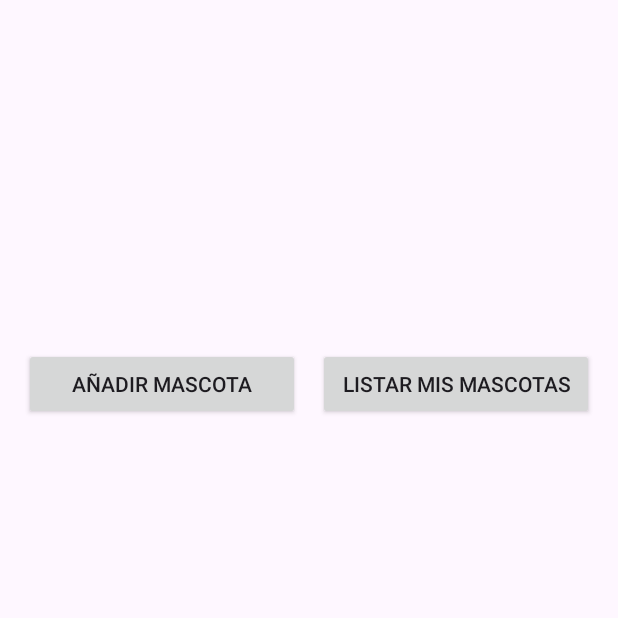
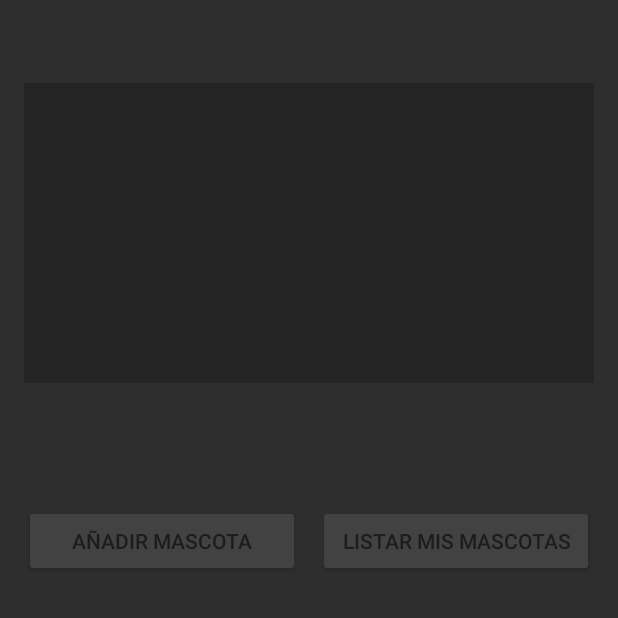
Before and after one commit to Petracker-Monolito-Modular/petcare-android, an Android app: the MenuActivity screen opened directly, with no data from a screen before it, on a phone screen of 412 x 824 dp, the top half of it. Run offline under Robolectric (Android 15) with nearby library versions, the phone set to English and light mode, and no system bars; 1 statement that could not run was skipped.

Commit message:
menu, coloreado

```diff
--- a/app/src/main/res/layout/activity_menu.xml
+++ b/app/src/main/res/layout/activity_menu.xml
@@ -1,11 +1,16 @@
 <LinearLayout xmlns:android="http://schemas.android.com/apk/res/android"
     android:orientation="vertical" android:padding="16dp"
-    android:layout_width="match_parent" android:layout_height="match_parent">
+    android:layout_width="match_parent" android:layout_height="match_parent"
+    android:background="@color/Green">
 
     <androidx.viewpager2.widget.ViewPager2
         android:id="@+id/viewPager"
         android:layout_width="match_parent"
-        android:layout_height="200dp"/>
+        android:layout_height="200dp"
+        android:layout_marginTop="39dp"
+        android:layout_marginBottom="65dp"
+        android:background="@color/cardview_shadow_start_color"
+        />
 
     <LinearLayout
         android:orientation="horizontal"
@@ -17,12 +22,14 @@
         <Button
             android:id="@+id/btnAddPet"
             android:text="Añadir mascota"
+            android:backgroundTint="@color/cardview_dark_background"
             android:layout_width="0dp" android:layout_height="wrap_content"
             android:layout_weight="1"/>
 
         <Button
             android:id="@+id/btnListPets"
             android:text="Listar mis mascotas"
+            android:backgroundTint="@color/cardview_dark_background"
             android:layout_width="0dp" android:layout_height="wrap_content"
             android:layout_weight="1" android:layout_marginStart="12dp"/>
     </LinearLayout>
--- a/app/src/main/res/layout/activity_pet_edit.xml
+++ b/app/src/main/res/layout/activity_pet_edit.xml
@@ -85,7 +85,7 @@
                     android:layout_width="0dp"
                     android:layout_height="48dp"
                     android:layout_weight="1"
-                    android:backgroundTint="@color/Green"
+                    android:backgroundTint="@color/cardview_dark_background"
                     android:text="@string/cancel"
                     android:textSize="20sp" />
 
@@ -94,7 +94,7 @@
                     android:layout_width="0dp"
                     android:layout_height="48dp"
                     android:layout_weight="1"
-                    android:backgroundTint="@color/Green"
+                    android:backgroundTint="@color/cardview_dark_background"
                     android:textSize="20sp"
                     android:text="@string/save_changes" />
             </LinearLayout>
--- a/app/src/main/res/layout/activity_register.xml
+++ b/app/src/main/res/layout/activity_register.xml
@@ -75,7 +75,7 @@
                 android:layout_height="48dp"
                 android:layout_marginLeft="110dp"
                 android:layout_marginTop="55dp"
-                android:backgroundTint="@color/Green"
+                android:backgroundTint="@color/cardview_dark_background"
                 android:text="Crear cuenta"
                 android:textSize="20sp" />
         </LinearLayout>
```
